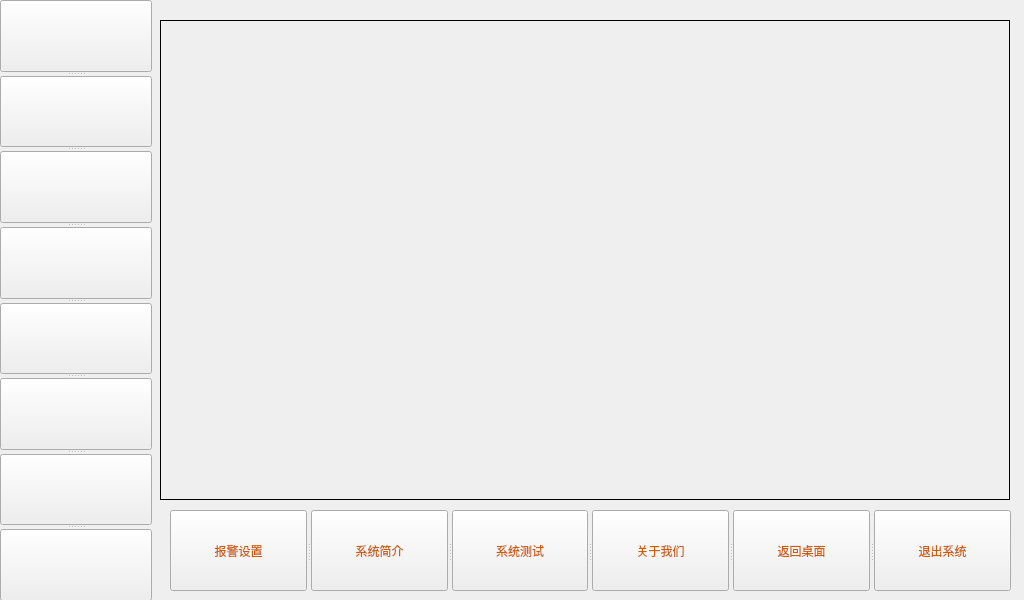
First picture: the form in SmartHome/mainwidget.ui, repository Cyber-SiKu/SmartHome, before the edit.
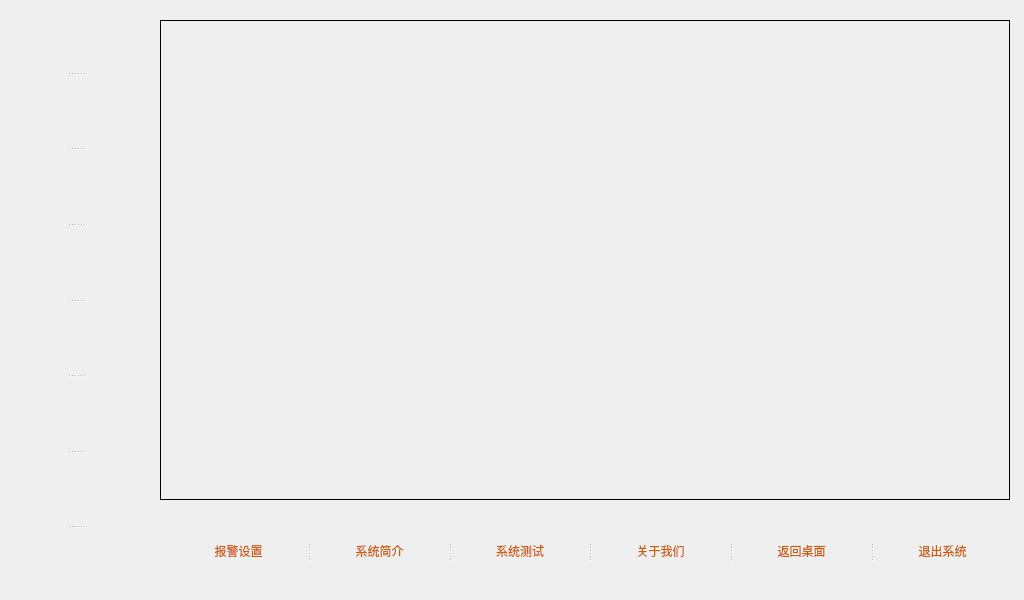
Second picture: the form after the edit. Icons and pictures are not drawn.

```diff
--- a/SmartHome/mainwidget.ui
+++ b/SmartHome/mainwidget.ui
@@ -52,6 +52,9 @@
     <property name="text">
      <string>报警设置</string>
     </property>
+    <property name="flat">
+     <bool>true</bool>
+    </property>
    </widget>
    <widget class="QPushButton" name="introductionButton_2">
     <property name="styleSheet">
@@ -61,6 +64,9 @@
     <property name="text">
      <string>系统简介</string>
     </property>
+    <property name="flat">
+     <bool>true</bool>
+    </property>
    </widget>
    <widget class="QPushButton" name="testButton_2">
     <property name="styleSheet">
@@ -70,6 +76,9 @@
     <property name="text">
      <string>系统测试</string>
     </property>
+    <property name="flat">
+     <bool>true</bool>
+    </property>
    </widget>
    <widget class="QPushButton" name="aboutButton_2">
     <property name="styleSheet">
@@ -79,6 +88,9 @@
     <property name="text">
      <string>关于我们</string>
     </property>
+    <property name="flat">
+     <bool>true</bool>
+    </property>
    </widget>
    <widget class="QPushButton" name="returnButto_2">
     <property name="styleSheet">
@@ -88,6 +100,9 @@
     <property name="text">
      <string>返回桌面</string>
     </property>
+    <property name="flat">
+     <bool>true</bool>
+    </property>
    </widget>
    <widget class="QPushButton" name="otherButton_8">
     <property name="styleSheet">
@@ -97,6 +112,9 @@
     <property name="text">
      <string>退出系统</string>
     </property>
+    <property name="flat">
+     <bool>true</bool>
+    </property>
    </widget>
   </widget>
   <widget class="QFrame" name="frame">
@@ -140,6 +158,9 @@
     <property name="text">
      <string/>
     </property>
+    <property name="flat">
+     <bool>true</bool>
+    </property>
    </widget>
    <widget class="QPushButton" name="moistureButton_2">
     <property name="styleSheet">
@@ -148,6 +169,9 @@
     <property name="text">
      <string/>
     </property>
+    <property name="flat">
+     <bool>true</bool>
+    </property>
    </widget>
    <widget class="QPushButton" name="smokeButton_2">
     <property name="styleSheet">
@@ -156,6 +180,9 @@
     <property name="text">
      <string/>
     </property>
+    <property name="flat">
+     <bool>true</bool>
+    </property>
    </widget>
    <widget class="QPushButton" name="AirConditionerButton_2">
     <property name="styleSheet">
@@ -164,6 +191,9 @@
     <property name="text">
      <string/>
     </property>
+    <property name="flat">
+     <bool>true</bool>
+    </property>
    </widget>
    <widget class="QPushButton" name="lightButton_2">
     <property name="styleSheet">
@@ -172,6 +202,9 @@
     <property name="text">
      <string/>
     </property>
+    <property name="flat">
+     <bool>true</bool>
+    </property>
    </widget>
    <widget class="QPushButton" name="VideoButton_2">
     <property name="styleSheet">
@@ -180,6 +213,9 @@
     <property name="text">
      <string/>
     </property>
+    <property name="flat">
+     <bool>true</bool>
+    </property>
    </widget>
    <widget class="QPushButton" name="curtainButton_2">
     <property name="styleSheet">
@@ -188,6 +224,9 @@
     <property name="text">
      <string/>
     </property>
+    <property name="flat">
+     <bool>true</bool>
+    </property>
    </widget>
    <widget class="QPushButton" name="otherButton_2">
     <property name="styleSheet">
@@ -196,6 +235,9 @@
     <property name="text">
      <string/>
     </property>
+    <property name="flat">
+     <bool>true</bool>
+    </property>
    </widget>
   </widget>
  </widget>
```
Left out of the diff: 28 changed lines with no effect on the pictures.
